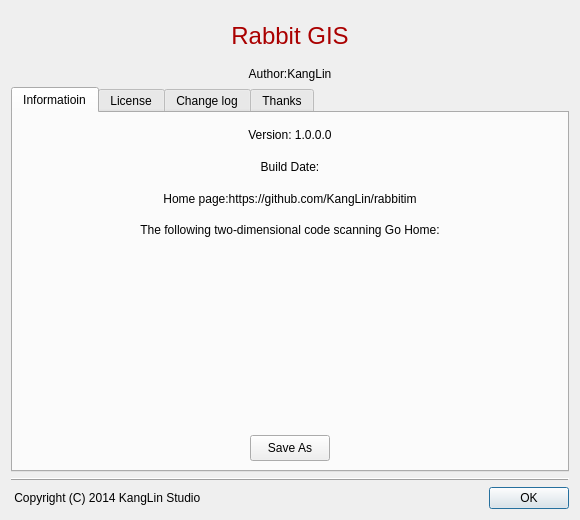
Above: Widgets/DlgAbout/DlgAbout.ui from KangLin/RabbitGIS before the change. Below: the same form after it.
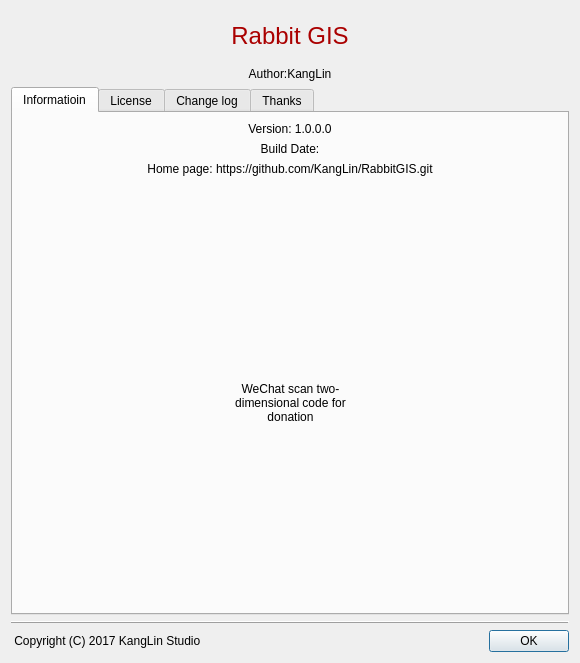
That is the form after the change. Icons and pictures are not drawn.

Commit message: Modify about dialog

Diff of the .ui file:
```diff
--- a/Widgets/DlgAbout/DlgAbout.ui
+++ b/Widgets/DlgAbout/DlgAbout.ui
@@ -7,7 +7,7 @@
     <x>0</x>
     <y>0</y>
     <width>580</width>
-    <height>520</height>
+    <height>663</height>
    </rect>
   </property>
   <property name="sizePolicy">
@@ -182,49 +182,6 @@
        <string>Informatioin</string>
       </attribute>
       <layout class="QGridLayout" name="gridLayout_5">
-       <item row="5" column="0">
-        <layout class="QHBoxLayout" name="horizontalLayout_4">
-         <item>
-          <spacer name="horizontalSpacer_4">
-           <property name="orientation">
-            <enum>Qt::Horizontal</enum>
-           </property>
-           <property name="sizeHint" stdset="0">
-            <size>
-             <width>40</width>
-             <height>20</height>
-            </size>
-           </property>
-          </spacer>
-         </item>
-         <item>
-          <widget class="QPushButton" name="pbSave">
-           <property name="sizePolicy">
-            <sizepolicy hsizetype="Preferred" vsizetype="Preferred">
-             <horstretch>0</horstretch>
-             <verstretch>0</verstretch>
-            </sizepolicy>
-           </property>
-           <property name="text">
-            <string>Save As</string>
-           </property>
-          </widget>
-         </item>
-         <item>
-          <spacer name="horizontalSpacer_3">
-           <property name="orientation">
-            <enum>Qt::Horizontal</enum>
-           </property>
-           <property name="sizeHint" stdset="0">
-            <size>
-             <width>40</width>
-             <height>20</height>
-            </size>
-           </property>
-          </spacer>
-         </item>
-        </layout>
-       </item>
        <item row="4" column="0">
         <layout class="QHBoxLayout" name="horizontalLayout_3">
          <item>
@@ -241,38 +198,78 @@
           </spacer>
          </item>
          <item>
-          <widget class="QLabel" name="lbQrencode">
-           <property name="sizePolicy">
-            <sizepolicy hsizetype="Fixed" vsizetype="Fixed">
-             <horstretch>0</horstretch>
-             <verstretch>0</verstretch>
-            </sizepolicy>
-           </property>
-           <property name="minimumSize">
-            <size>
-             <width>180</width>
-             <height>180</height>
-            </size>
-           </property>
-           <property name="maximumSize">
-            <size>
-             <width>180</width>
-             <height>180</height>
-            </size>
-           </property>
-           <property name="text">
-            <string notr="true"/>
-           </property>
-           <property name="pixmap">
-            <pixmap resource="../../Resource/Resource.qrc">:/icon/AppIcon</pixmap>
-           </property>
-           <property name="scaledContents">
-            <bool>true</bool>
-           </property>
-           <property name="alignment">
-            <set>Qt::AlignCenter</set>
-           </property>
-          </widget>
+          <layout class="QVBoxLayout" name="verticalLayout_2">
+           <item>
+            <spacer name="verticalSpacer">
+             <property name="orientation">
+              <enum>Qt::Vertical</enum>
+             </property>
+             <property name="sizeHint" stdset="0">
+              <size>
+               <width>20</width>
+               <height>40</height>
+              </size>
+             </property>
+            </spacer>
+           </item>
+           <item>
+            <widget class="QLabel" name="label_6">
+             <property name="sizePolicy">
+              <sizepolicy hsizetype="Preferred" vsizetype="Preferred">
+               <horstretch>0</horstretch>
+               <verstretch>0</verstretch>
+              </sizepolicy>
+             </property>
+             <property name="text">
+              <string/>
+             </property>
+             <property name="pixmap">
+              <pixmap resource="../../Resource/Resource.qrc">:/icon/WeiXinPay</pixmap>
+             </property>
+             <property name="scaledContents">
+              <bool>true</bool>
+             </property>
+             <property name="alignment">
+              <set>Qt::AlignCenter</set>
+             </property>
+             <property name="wordWrap">
+              <bool>false</bool>
+             </property>
+            </widget>
+           </item>
+           <item>
+            <widget class="QLabel" name="label_7">
+             <property name="sizePolicy">
+              <sizepolicy hsizetype="Preferred" vsizetype="Preferred">
+               <horstretch>0</horstretch>
+               <verstretch>0</verstretch>
+              </sizepolicy>
+             </property>
+             <property name="text">
+              <string>WeChat scan two-dimensional code for donation</string>
+             </property>
+             <property name="alignment">
+              <set>Qt::AlignCenter</set>
+             </property>
+             <property name="wordWrap">
+              <bool>true</bool>
+             </property>
+            </widget>
+           </item>
+           <item>
+            <spacer name="verticalSpacer_2">
+             <property name="orientation">
+              <enum>Qt::Vertical</enum>
+             </property>
+             <property name="sizeHint" stdset="0">
+              <size>
+               <width>20</width>
+               <height>40</height>
+              </size>
+             </property>
+            </spacer>
+           </item>
+          </layout>
          </item>
          <item>
           <spacer name="horizontalSpacer_2">
@@ -289,63 +286,6 @@
          </item>
         </layout>
        </item>
-       <item row="1" column="0">
-        <widget class="QLabel" name="lbDate">
-         <property name="sizePolicy">
-          <sizepolicy hsizetype="Expanding" vsizetype="Preferred">
-           <horstretch>0</horstretch>
-           <verstretch>0</verstretch>
-          </sizepolicy>
-         </property>
-         <property name="text">
-          <string>Build Date:</string>
-         </property>
-         <property name="alignment">
-          <set>Qt::AlignCenter</set>
-         </property>
-         <property name="wordWrap">
-          <bool>true</bool>
-         </property>
-        </widget>
-       </item>
-       <item row="3" column="0">
-        <widget class="QLabel" name="lbQrCodePrompt">
-         <property name="sizePolicy">
-          <sizepolicy hsizetype="Expanding" vsizetype="Preferred">
-           <horstretch>0</horstretch>
-           <verstretch>0</verstretch>
-          </sizepolicy>
-         </property>
-         <property name="text">
-          <string>The following two-dimensional code scanning Go Home:</string>
-         </property>
-         <property name="alignment">
-          <set>Qt::AlignCenter</set>
-         </property>
-        </widget>
-       </item>
-       <item row="2" column="0">
-        <widget class="QLabel" name="lbHome">
-         <property name="sizePolicy">
-          <sizepolicy hsizetype="Expanding" vsizetype="Preferred">
-           <horstretch>0</horstretch>
-           <verstretch>0</verstretch>
-          </sizepolicy>
-         </property>
-         <property name="text">
-          <string>Home page:https://github.com/KangLin/rabbitim</string>
-         </property>
-         <property name="alignment">
-          <set>Qt::AlignCenter</set>
-         </property>
-         <property name="wordWrap">
-          <bool>true</bool>
-         </property>
-         <property name="openExternalLinks">
-          <bool>true</bool>
-         </property>
-        </widget>
-       </item>
        <item row="0" column="0">
         <widget class="QLabel" name="lbVersion">
          <property name="sizePolicy">
@@ -368,6 +308,47 @@
          </property>
         </widget>
        </item>
+       <item row="2" column="0">
+        <widget class="QLabel" name="lbHome">
+         <property name="sizePolicy">
+          <sizepolicy hsizetype="Expanding" vsizetype="Preferred">
+           <horstretch>0</horstretch>
+           <verstretch>0</verstretch>
+          </sizepolicy>
+         </property>
+         <property name="text">
+          <string>Home page: https://github.com/KangLin/RabbitGIS.git</string>
+         </property>
+         <property name="alignment">
+          <set>Qt::AlignCenter</set>
+         </property>
+         <property name="wordWrap">
+          <bool>true</bool>
+         </property>
+         <property name="openExternalLinks">
+          <bool>true</bool>
+         </property>
+        </widget>
+       </item>
+       <item row="1" column="0">
+        <widget class="QLabel" name="lbDate">
+         <property name="sizePolicy">
+          <sizepolicy hsizetype="Expanding" vsizetype="Preferred">
+           <horstretch>0</horstretch>
+           <verstretch>0</verstretch>
+          </sizepolicy>
+         </property>
+         <property name="text">
+          <string>Build Date:</string>
+         </property>
+         <property name="alignment">
+          <set>Qt::AlignCenter</set>
+         </property>
+         <property name="wordWrap">
+          <bool>true</bool>
+         </property>
+        </widget>
+       </item>
       </layout>
      </widget>
      <widget class="QWidget" name="License">
@@ -435,7 +416,7 @@
         </sizepolicy>
        </property>
        <property name="text">
-        <string> Copyright (C) 2014 KangLin Studio</string>
+        <string> Copyright (C) 2017 KangLin Studio</string>
        </property>
       </widget>
      </item>
```
Left out of the diff: 290 changed lines with no effect on the pictures. The commit also changes 20 other files.
